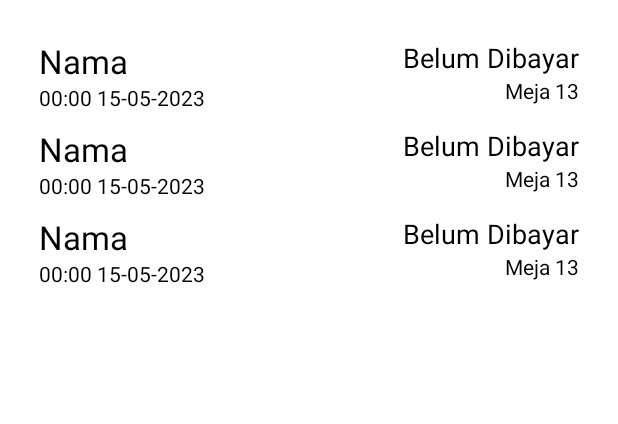
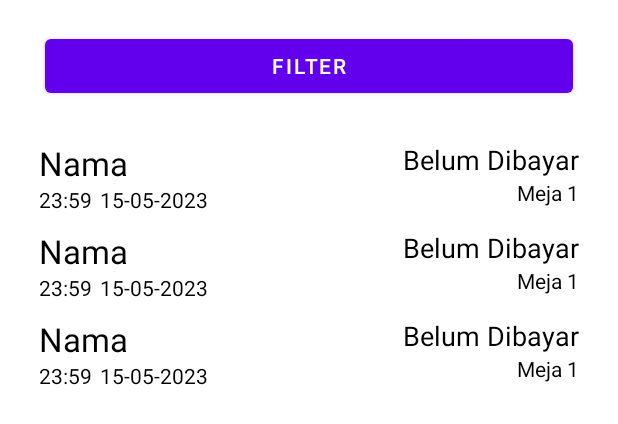
Before and after one commit to rav6ence/Android-UKL-Kasir-, an Android app: the layout activity_list_transaksi.xml on its own in the app's theme, with its tools: preview values and no code run, on a phone screen of 412 x 824 dp. Shown: the top 424 px of the screen. Run offline under Robolectric (Android 15) with nearby library versions, the phone set to English and light mode, and no system bars.

Commit message:
Android (UKL kasir)

```diff
--- /dev/null
+++ b/app/src/main/res/drawable/ic_baseline_analytics_24.xml
@@ -0,0 +1,5 @@
+<vector android:height="50dp" android:tint="#000000"
+    android:viewportHeight="24" android:viewportWidth="24"
+    android:width="50dp" xmlns:android="http://schemas.android.com/apk/res/android">
+    <path android:fillColor="@android:color/white" android:pathData="M19,3L5,3c-1.1,0 -2,0.9 -2,2v14c0,1.1 0.9,2 2,2h14c1.1,0 2,-0.9 2,-2L21,5c0,-1.1 -0.9,-2 -2,-2zM9,17L7,17v-5h2v5zM13,17h-2v-3h2v3zM13,12h-2v-2h2v2zM17,17h-2L15,7h2v10z"/>
+</vector>
--- a/app/src/main/res/layout/activity_list_transaksi.xml
+++ b/app/src/main/res/layout/activity_list_transaksi.xml
@@ -1,10 +1,19 @@
 <?xml version="1.0" encoding="utf-8"?>
-<LinearLayout xmlns:android="http://schemas.android.com/apk/res/android"
+<RelativeLayout xmlns:android="http://schemas.android.com/apk/res/android"
     xmlns:app="http://schemas.android.com/apk/res-auto"
     xmlns:tools="http://schemas.android.com/tools"
     android:layout_width="match_parent"
     android:layout_height="match_parent"
     tools:context=".ListTransaksiActivity">
+
+    <Button
+        android:id="@+id/filterdate"
+        android:layout_width="match_parent"
+        android:layout_height="wrap_content"
+        android:layout_marginHorizontal="30dp"
+        android:text="FILTER"
+        android:layout_centerHorizontal="true"
+        android:layout_marginTop="20dp"/>
 
     <androidx.recyclerview.widget.RecyclerView
         android:id="@+id/recyclerTransaksi"
@@ -12,7 +21,8 @@
         android:layout_height="wrap_content"
         android:layout_marginTop="16dp"
         android:layout_marginLeft="16dp"
+        android:layout_below="@+id/filterdate"
         tools:listitem="@layout/transaksi_template"
         android:layout_marginRight="16dp"/>
 
-</LinearLayout>
+</RelativeLayout>
--- a/app/src/main/res/layout/transaksi_template.xml
+++ b/app/src/main/res/layout/transaksi_template.xml
@@ -15,12 +15,21 @@
         android:textColor="@color/black"
         android:textSize="22sp"/>
     <TextView
+        android:id="@+id/waktuList"
+        android:layout_width="wrap_content"
+        android:layout_height="wrap_content"
+        android:text="23:59"
+        android:layout_below="@id/namaPelangganList"
+        android:layout_marginLeft="10dp"
+        android:textColor="@color/black"/>
+    <TextView
         android:id="@+id/tglList"
         android:layout_width="wrap_content"
         android:layout_height="wrap_content"
-        android:text="00:00 15-05-2023"
-        android:layout_marginStart="10dp"
+        android:text="15-05-2023"
         android:layout_below="@id/namaPelangganList"
+        android:layout_toRightOf="@id/waktuList"
+        android:layout_marginLeft="5dp"
         android:textColor="@color/black"/>
     <TextView
         android:id="@+id/statusList"
@@ -37,7 +46,7 @@
         android:layout_height="wrap_content"
         android:layout_alignParentRight="true"
         android:layout_marginEnd="10dp"
-        android:text="Meja 13"
+        android:text="Meja 1"
         android:layout_below="@id/statusList"
         android:textColor="@color/black"/>
 
```
Also changed, not shown: app/src/main/AndroidManifest.xml (+21 -0 lines), app/src/main/res/layout/activity_edit_transaksi.xml (+11 -7 lines), app/src/main/res/layout/activity_filter.xml (added, +9 -0 lines), app/src/main/res/layout/activity_main2.xml (+8 -0 lines).
